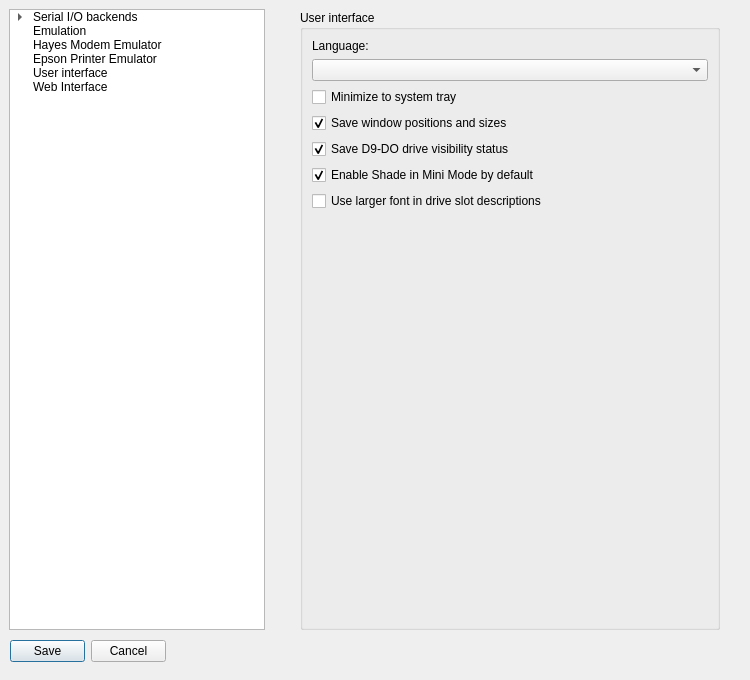
First picture: the form in src/optionsdialog.ui, repository pjones1063/AspeQt-2k26, before the edit.
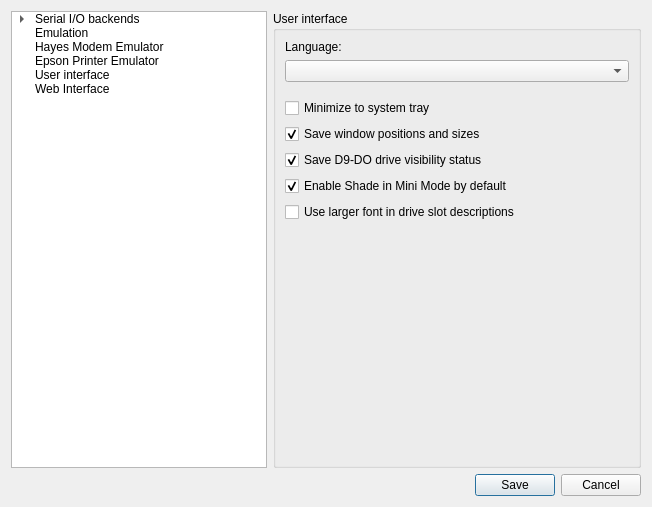
Second picture: the form after the edit. The open tabs and pages were chosen to show the change.

Commit message: Add Py Dev Tools

```diff
--- a/src/optionsdialog.ui
+++ b/src/optionsdialog.ui
@@ -5,20 +5,6 @@
   <property name="windowModality">
    <enum>Qt::WindowModality::ApplicationModal</enum>
   </property>
-  <property name="geometry">
-   <rect>
-    <x>0</x>
-    <y>0</y>
-    <width>750</width>
-    <height>680</height>
-   </rect>
-  </property>
-  <property name="sizePolicy">
-   <sizepolicy hsizetype="Fixed" vsizetype="Fixed">
-    <horstretch>0</horstretch>
-    <verstretch>0</verstretch>
-   </sizepolicy>
-  </property>
   <property name="windowTitle">
    <string>Options</string>
   </property>
@@ -28,15 +14,9 @@
   <property name="modal">
    <bool>true</bool>
   </property>
+  <layout class="QGridLayout" name="gridLayout_main">
+   <item row="0" column="0">
   <widget class="QTreeWidget" name="treeWidget">
-   <property name="geometry">
-    <rect>
-     <x>9</x>
-     <y>9</y>
-     <width>256</width>
-     <height>621</height>
-    </rect>
-   </property>
    <property name="sizePolicy">
     <sizepolicy hsizetype="Preferred" vsizetype="Preferred">
      <horstretch>0</horstretch>
@@ -104,15 +84,9 @@
     </property>
    </item>
   </widget>
+   </item>
+   <item row="0" column="1">
   <widget class="QStackedWidget" name="stackedWidget">
-   <property name="geometry">
-    <rect>
-     <x>300</x>
-     <y>10</y>
-     <width>420</width>
-     <height>620</height>
-    </rect>
-   </property>
    <property name="sizePolicy">
     <sizepolicy hsizetype="Expanding" vsizetype="Preferred">
      <horstretch>0</horstretch>
@@ -1371,40 +1345,24 @@
         <string>User interface</string>
        </property>
        <layout class="QGridLayout" name="gridLayout_2">
-        <item row="6" column="0">
-         <widget class="QCheckBox" name="enableShade">
+          <item row="0" column="0">
+           <widget class="QLabel" name="i18nLanguageLabel">
           <property name="text">
-           <string>Enable Shade in Mini Mode by default</string>
-          </property>
-          <property name="checked">
-           <bool>true</bool>
+             <string>Language:</string>
           </property>
          </widget>
         </item>
-        <item row="3" column="0">
+          <item row="1" column="0">
+           <widget class="QComboBox" name="i18nLanguageCombo"/>
+          </item>
+          <item row="4" column="0">
          <widget class="QCheckBox" name="minimizeToTrayBox">
           <property name="text">
            <string>Minimize to system tray</string>
           </property>
          </widget>
         </item>
-        <item row="1" column="0">
-         <widget class="QComboBox" name="i18nLanguageCombo"/>
-        </item>
-        <item row="7" column="0">
-         <widget class="QCheckBox" name="useLargerFont">
-          <property name="enabled">
-           <bool>true</bool>
-          </property>
-          <property name="text">
-           <string>Use larger font in drive slot descriptions</string>
-          </property>
-          <property name="checked">
-           <bool>false</bool>
-          </property>
-         </widget>
-        </item>
-        <item row="4" column="0">
+          <item row="5" column="0">
          <widget class="QCheckBox" name="saveWinPosBox">
           <property name="text">
            <string>Save window positions and sizes</string>
@@ -1414,7 +1372,36 @@
           </property>
          </widget>
         </item>
-        <item row="5" column="0">
+          <item row="9" column="0">
+           <spacer name="i18nSpacer2">
+            <property name="orientation">
+             <enum>Qt::Orientation::Vertical</enum>
+            </property>
+            <property name="sizeHint" stdset="0">
+             <size>
+              <width>20</width>
+              <height>40</height>
+             </size>
+            </property>
+           </spacer>
+          </item>
+          <item row="3" column="0">
+           <spacer name="verticalSpacer">
+            <property name="orientation">
+             <enum>Qt::Orientation::Vertical</enum>
+            </property>
+            <property name="sizeType">
+             <enum>QSizePolicy::Policy::Fixed</enum>
+            </property>
+            <property name="sizeHint" stdset="0">
+             <size>
+              <width>20</width>
+              <height>10</height>
+             </size>
+            </property>
+           </spacer>
+          </item>
+          <item row="6" column="0">
          <widget class="QCheckBox" name="saveDiskVisBox">
           <property name="text">
            <string>Save D9-DO drive visibility status</string>
@@ -1424,25 +1411,28 @@
           </property>
          </widget>
         </item>
-        <item row="0" column="0">
-         <widget class="QLabel" name="i18nLanguageLabel">
+          <item row="7" column="0">
+           <widget class="QCheckBox" name="enableShade">
           <property name="text">
-           <string>Language:</string>
+             <string>Enable Shade in Mini Mode by default</string>
+            </property>
+            <property name="checked">
+             <bool>true</bool>
           </property>
          </widget>
         </item>
         <item row="8" column="0">
-         <spacer name="i18nSpacer2">
-          <property name="orientation">
-           <enum>Qt::Orientation::Vertical</enum>
-          </property>
-          <property name="sizeHint" stdset="0">
-           <size>
-            <width>20</width>
-            <height>40</height>
-           </size>
-          </property>
-         </spacer>
+           <widget class="QCheckBox" name="useLargerFont">
+            <property name="enabled">
+             <bool>true</bool>
+            </property>
+            <property name="text">
+             <string>Use larger font in drive slot descriptions</string>
+            </property>
+            <property name="checked">
+             <bool>false</bool>
+            </property>
+           </widget>
         </item>
        </layout>
       </widget>
@@ -1517,15 +1507,9 @@
     </layout>
    </widget>
   </widget>
+   </item>
+   <item row="1" column="0" colspan="2">
   <widget class="QDialogButtonBox" name="buttonBox">
-   <property name="geometry">
-    <rect>
-     <x>10</x>
-     <y>640</y>
-     <width>156</width>
-     <height>23</height>
-    </rect>
-   </property>
    <property name="toolTip">
     <string>Save/Commit or Cancel/Ignore changes made to the settings</string>
    </property>
@@ -1539,6 +1523,8 @@
     <set>QDialogButtonBox::StandardButton::Cancel|QDialogButtonBox::StandardButton::Save</set>
    </property>
   </widget>
+   </item>
+  </layout>
  </widget>
  <resources/>
  <connections>
```
Left out of the diff: 5 changed lines with no effect on the pictures. Lines whose indentation alone changed are shown as unchanged.
